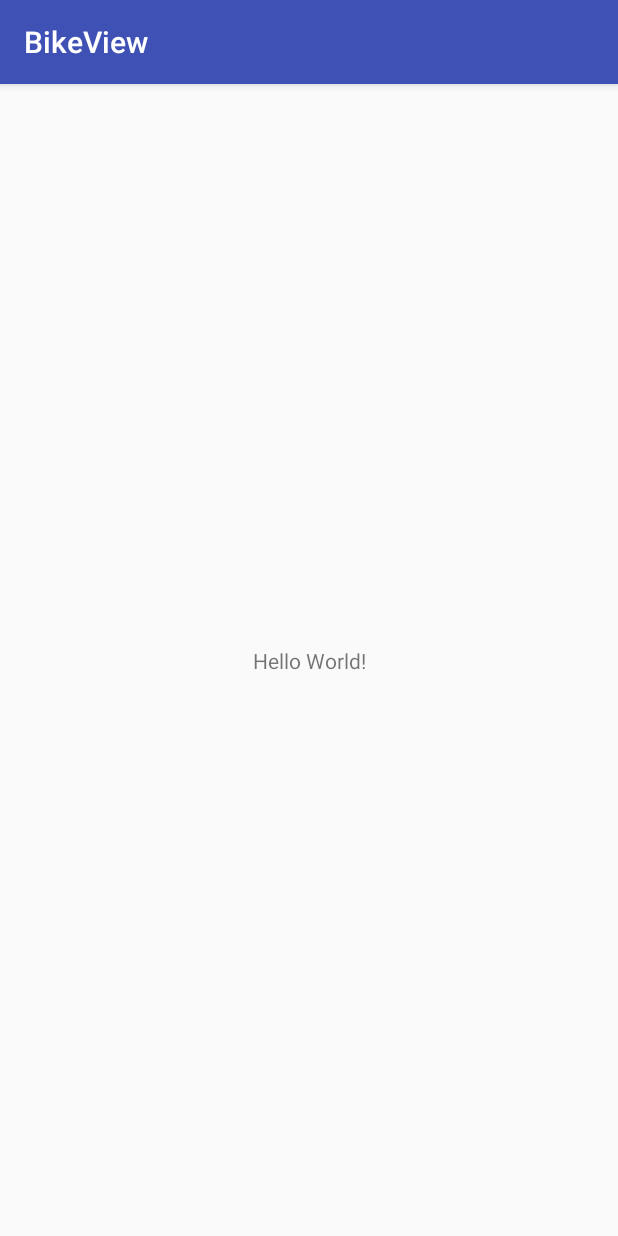
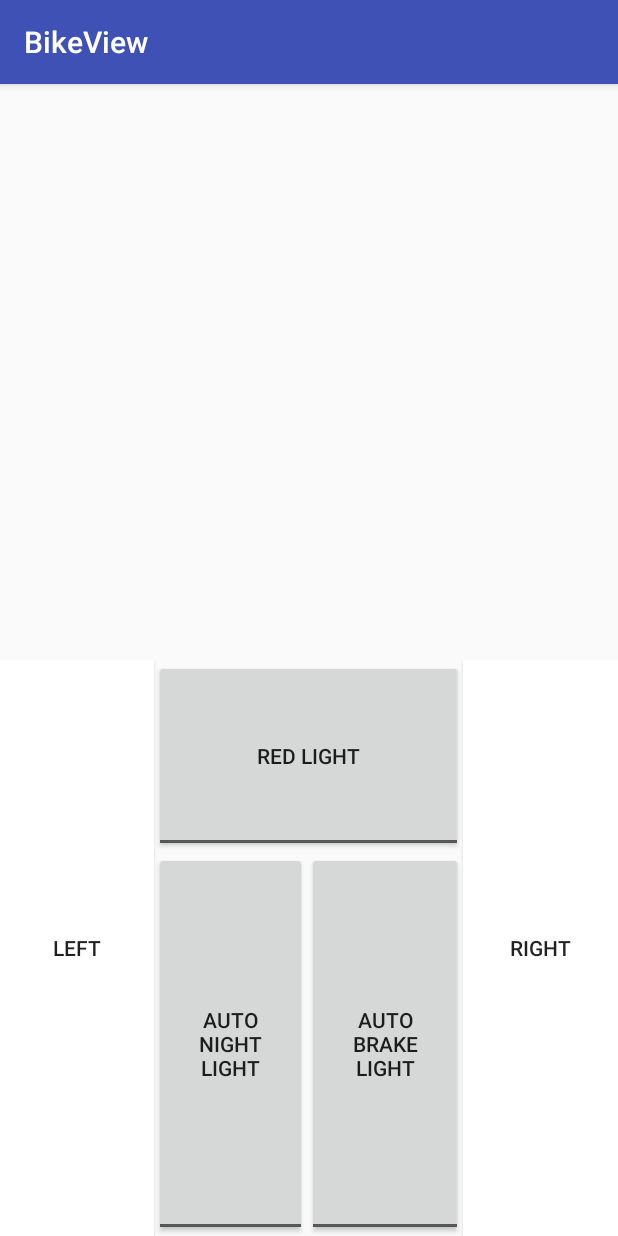
Before and after one commit to yosorg/bike-view, an Android app: the screen it shows after launch (MainActivity), on a phone screen of 412 x 824 dp. Run offline under Robolectric (Android 15) with nearby library versions, the phone set to English and light mode, and no system bars; libraries missing offline, so code that uses them is left out: kotlinx.coroutines.experimental; 1 statement that could not run was skipped.

Commit message:
Added main acivity layout Added request class Updated main activity whith dircetion buttons requests Updated python server to manage all requests

```diff
--- a/app/src/main/AndroidManifest.xml
+++ b/app/src/main/AndroidManifest.xml
@@ -1,7 +1,7 @@
 <?xml version="1.0" encoding="utf-8"?>
 <manifest xmlns:android="http://schemas.android.com/apk/res/android"
     package="gal.udc.tfg.sergio.bikeview">
-
+    <uses-permission android:name="android.permission.INTERNET" />
     <application
         android:allowBackup="true"
         android:icon="@mipmap/ic_launcher"
--- a/app/src/main/java/gal/udc/tfg/sergio/bikeview/MainActivity.kt
+++ b/app/src/main/java/gal/udc/tfg/sergio/bikeview/MainActivity.kt
@@ -2,11 +2,64 @@ package gal.udc.tfg.sergio.bikeview
 
 import android.support.v7.app.AppCompatActivity
 import android.os.Bundle
+import kotlinx.android.synthetic.main.activity_main.*
+import kotlinx.coroutines.experimental.android.UI
+import kotlinx.coroutines.experimental.async
+import org.jetbrains.anko.coroutines.experimental.bg
+import org.jetbrains.anko.doAsync
+import org.jetbrains.anko.longToast
+import org.jetbrains.anko.uiThread
+import android.R.attr.button
+import android.graphics.Color
+import android.support.v4.content.ContextCompat
+import android.view.animation.Animation
+import android.view.animation.AlphaAnimation
+import gal.udc.tfg.sergio.bikeview.R.attr.color
+import kotlinx.coroutines.experimental.delay
+
 
 class MainActivity : AppCompatActivity() {
 
     override fun onCreate(savedInstanceState: Bundle?) {
         super.onCreate(savedInstanceState)
         setContentView(R.layout.activity_main)
+        val ip = "192.168.43.251"
+        val sock = async {Request(ip, "l").start() }
+        val anim = AlphaAnimation(0.0f, 1.0f)
+        anim.duration = 500
+        anim.repeatCount = Animation.INFINITE
+
+        leftButton.setOnCheckedChangeListener { buttonView, isChecked->
+            async {Request(ip, if (isChecked) "l" else "o").run(sock.await())}
+            if (isChecked) {
+                leftButton.setBackgroundColor(ContextCompat.getColor(this, android.R.color.holo_orange_light))
+                leftButton.startAnimation(anim)
+                rightButton.isChecked = false
+            } else {
+                leftButton.clearAnimation()
+                leftButton.setBackgroundColor(ContextCompat.getColor(this, android.R.color.background_light))
+            }
+
+        }
+        rightButton.setOnCheckedChangeListener { buttonView, isChecked ->
+            async {Request(ip, if (isChecked) "r" else "o").run(sock.await())}
+            if (isChecked) {
+                rightButton.setBackgroundColor(ContextCompat.getColor(this, android.R.color.holo_orange_light))
+                rightButton.startAnimation(anim)
+                leftButton.isChecked = false
+            } else {
+                rightButton.clearAnimation()
+                rightButton.setBackgroundColor(ContextCompat.getColor(this, android.R.color.background_light))
+            }
+        }
+        redButton.setOnCheckedChangeListener { buttonView, isChecked ->
+            async {Request(ip, if (isChecked) "n" else "o").run(sock.await())}
+        }
+        nightButton.setOnCheckedChangeListener { buttonView, isChecked ->
+            async {Request(ip, if (isChecked) "n" else "o").run(sock.await())}
+        }
+        brakeButton.setOnCheckedChangeListener { buttonView, isChecked ->
+            async {Request(ip, if (isChecked) "b" else "o").run(sock.await())}
+        }
     }
 }
--- a/app/src/main/res/layout/activity_main.xml
+++ b/app/src/main/res/layout/activity_main.xml
@@ -1,18 +1,87 @@
 <?xml version="1.0" encoding="utf-8"?>
-<android.support.constraint.ConstraintLayout xmlns:android="http://schemas.android.com/apk/res/android"
+<LinearLayout xmlns:android="http://schemas.android.com/apk/res/android"
     xmlns:app="http://schemas.android.com/apk/res-auto"
     xmlns:tools="http://schemas.android.com/tools"
     android:layout_width="match_parent"
     android:layout_height="match_parent"
+    android:orientation="vertical"
     tools:context=".MainActivity">
 
-    <TextView
-        android:layout_width="wrap_content"
-        android:layout_height="wrap_content"
-        android:text="Hello World!"
-        app:layout_constraintBottom_toBottomOf="parent"
-        app:layout_constraintLeft_toLeftOf="parent"
-        app:layout_constraintRight_toRightOf="parent"
-        app:layout_constraintTop_toTopOf="parent" />
+    <TableRow
+        android:layout_width="match_parent"
+        android:layout_height="0dp"
+        android:layout_weight="1"
+        android:orientation="horizontal">
 
-</android.support.constraint.ConstraintLayout>
+    </TableRow>
+
+    <LinearLayout
+        android:layout_width="match_parent"
+        android:layout_height="0dp"
+        android:layout_weight="1"
+        android:orientation="horizontal">
+
+        <ToggleButton
+            android:id="@+id/leftButton"
+            android:layout_width="0dp"
+            android:layout_height="match_parent"
+            android:layout_weight="1"
+            android:background="@android:color/background_light"
+            android:textOff="@string/left"
+            android:textOn="@string/left"
+            tools:layout_editor_absoluteX="0dp"
+            tools:layout_editor_absoluteY="254dp" />
+
+        <LinearLayout
+            android:layout_width="0dp"
+            android:layout_height="match_parent"
+            android:layout_weight="2"
+            android:orientation="vertical">
+
+            <ToggleButton
+                android:id="@+id/redButton"
+                android:layout_width="match_parent"
+                android:layout_height="0dp"
+                android:layout_weight="1"
+                android:checked="false"
+                android:textOff="@string/redLight"
+                android:textOn="@string/redLight" />
+
+            <LinearLayout
+                android:layout_width="wrap_content"
+                android:layout_height="0dp"
+                android:layout_weight="2"
+                android:orientation="horizontal">
+
+                <ToggleButton
+                    android:id="@+id/nightButton"
+                    android:layout_width="0dp"
+                    android:layout_height="match_parent"
+                    android:layout_weight="1"
+                    android:textOff="@string/nightLight"
+                    android:textOn="@string/nightLight" />
+
+                <ToggleButton
+                    android:id="@+id/brakeButton"
+                    android:layout_width="0dp"
+                    android:layout_height="match_parent"
+                    android:layout_weight="1"
+                    android:textOff="@string/breakLight"
+                    android:textOn="@string/breakLight" />
+            </LinearLayout>
+
+        </LinearLayout>
+
+        <ToggleButton
+            android:id="@+id/rightButton"
+            android:layout_width="0dp"
+            android:layout_height="match_parent"
+            android:layout_weight="1"
+            android:background="@android:color/background_light"
+            android:textOff="@string/right"
+            android:textOn="@string/right"
+            app:layout_constraintEnd_toEndOf="parent"
+            tools:layout_editor_absoluteY="255dp" />
+    </LinearLayout>
+
+</LinearLayout>
--- a/app/src/main/res/values/colors.xml
+++ b/app/src/main/res/values/colors.xml
@@ -3,4 +3,5 @@
     <color name="colorPrimary">#3F51B5</color>
     <color name="colorPrimaryDark">#303F9F</color>
     <color name="colorAccent">#FF4081</color>
+    <color name="turnColor">#ffaa00</color>
 </resources>
--- a/app/src/main/res/values/strings.xml
+++ b/app/src/main/res/values/strings.xml
@@ -1,3 +1,8 @@
 <resources>
     <string name="app_name">BikeView</string>
+    <string name="left">Left</string>
+    <string name="right">Right</string>
+    <string name="redLight">Red Light</string>
+    <string name="breakLight">Auto Brake Light</string>
+    <string name="nightLight">Auto Night Light</string>
 </resources>
--- a/app/src/main/res/values/styles.xml
+++ b/app/src/main/res/values/styles.xml
@@ -8,4 +8,5 @@
         <item name="colorAccent">@color/colorAccent</item>
     </style>
 
+
 </resources>
```
Also changed, not shown: app/build.gradle (+9 -4 lines), app/src/main/java/gal/udc/tfg/sergio/bikeview/Request.kt (added, +35 -0 lines), build.gradle (+5 -2 lines), gradle/wrapper/gradle-wrapper.properties, 1 other file.
